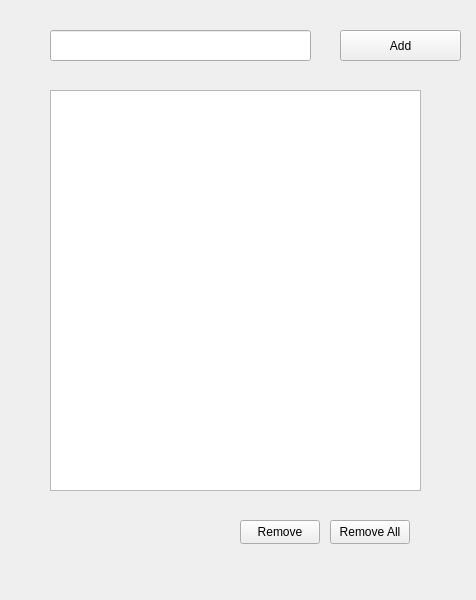
Above: mainwindow.ui from WilllllWang/todoApp before the change. Below: the same form after it.
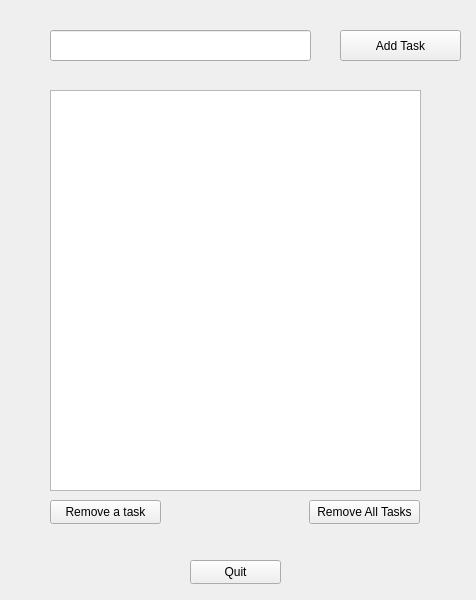
That is the form after the change.

Commit message: Add new quit button

The edit to the form file:
```diff
--- a/mainwindow.ui
+++ b/mainwindow.ui
@@ -24,7 +24,7 @@
      </rect>
     </property>
     <property name="text">
-     <string>Add</string>
+     <string>Add Task</string>
     </property>
    </widget>
    <widget class="QListWidget" name="tasks">
@@ -40,27 +40,27 @@
    <widget class="QPushButton" name="removeButton">
     <property name="geometry">
      <rect>
-      <x>240</x>
-      <y>520</y>
-      <width>80</width>
+      <x>50</x>
+      <y>500</y>
+      <width>111</width>
       <height>24</height>
      </rect>
     </property>
     <property name="text">
-     <string>Remove</string>
+     <string>Remove a task</string>
     </property>
    </widget>
    <widget class="QPushButton" name="removeAllButton">
     <property name="geometry">
      <rect>
-      <x>330</x>
-      <y>520</y>
-      <width>80</width>
+      <x>309</x>
+      <y>500</y>
+      <width>111</width>
       <height>24</height>
      </rect>
     </property>
     <property name="text">
-     <string>Remove All</string>
+     <string>Remove All Tasks</string>
     </property>
    </widget>
    <widget class="QLineEdit" name="prompt">
@@ -73,6 +73,19 @@
      </rect>
     </property>
    </widget>
+   <widget class="QPushButton" name="quitButton">
+    <property name="geometry">
+     <rect>
+      <x>190</x>
+      <y>560</y>
+      <width>91</width>
+      <height>24</height>
+     </rect>
+    </property>
+    <property name="text">
+     <string>Quit</string>
+    </property>
+   </widget>
   </widget>
  </widget>
  <resources/>
```
The commit also changes 7 other files.
